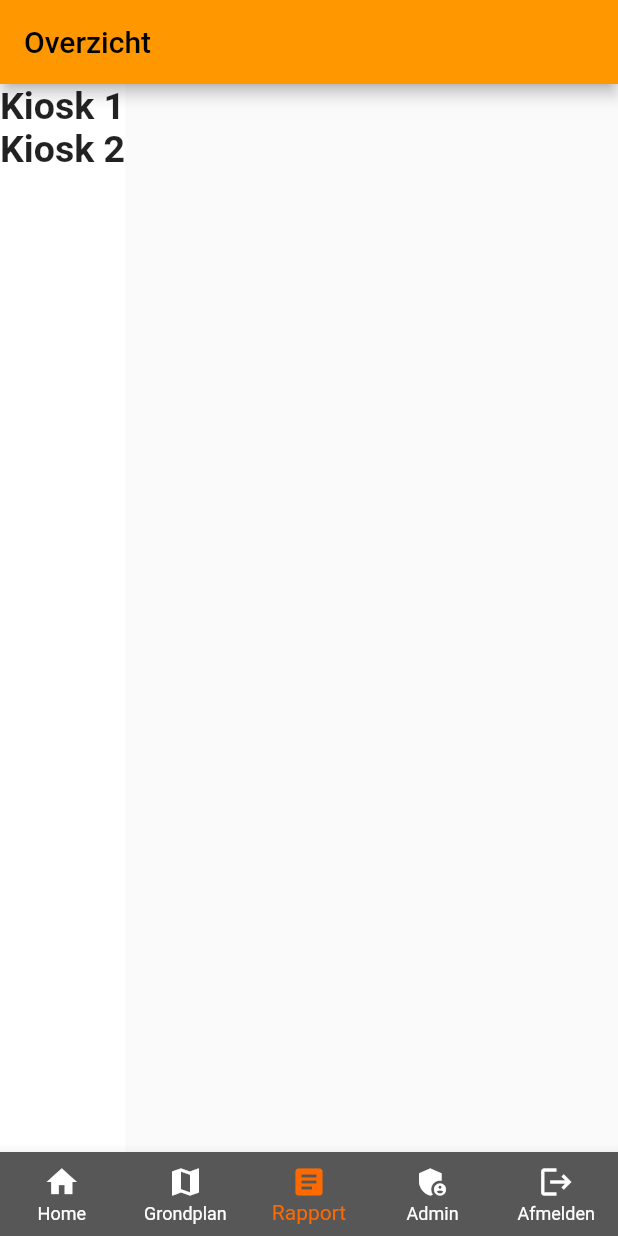
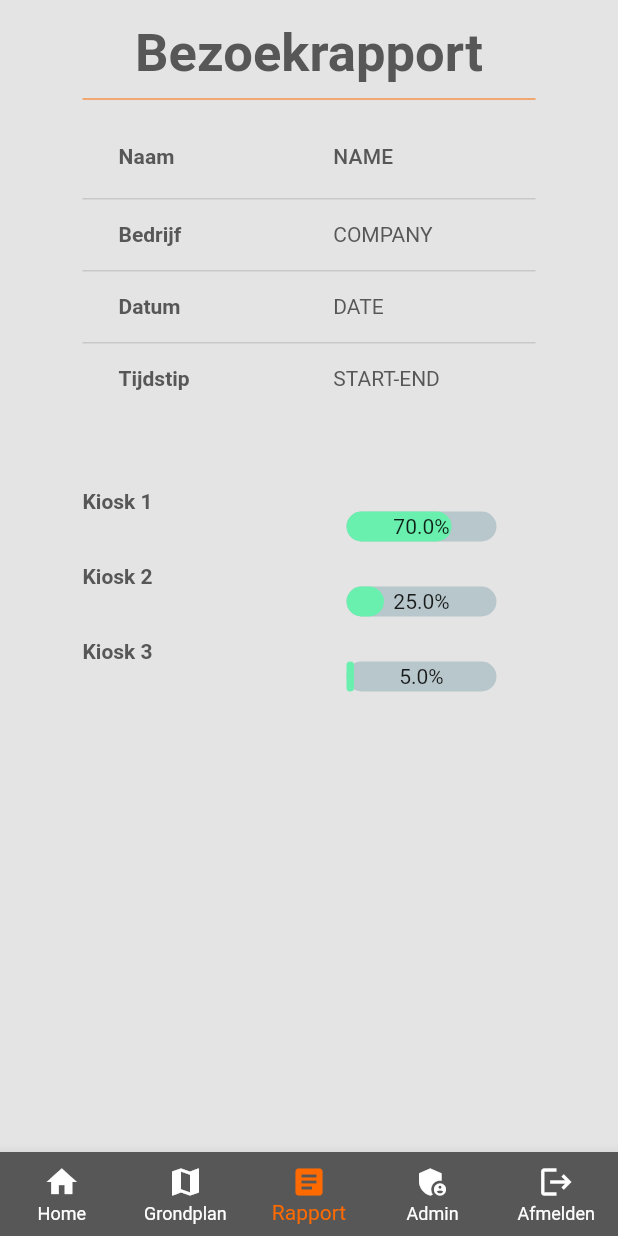
Before and after one commit to RubenBoone/Qiosk-MobileApp, a Flutter app: the screen it shows after launch, item 3 of the bottom bar chosen, on a phone screen of 412 x 824 dp. Run offline on Flutter 3.47's test engine with Material 2 defaults, Android fonts, the phone set to English and light mode, and no system bars; drawn by our look-alikes of percent_indicator.

Commit message:
summary page + overflow fix

```diff
--- a/lib/pages/summary.dart
+++ b/lib/pages/summary.dart
@@ -1,3 +1,6 @@
+import 'package:Qiosk/widgets/datatable.dart';
+import 'package:Qiosk/widgets/table.dart';
+import 'package:flutter/cupertino.dart';
 import 'package:flutter/material.dart';
 
 //This page show a summary of the vistor's behaviour
@@ -12,20 +15,28 @@ class _SummaryPageState extends State<SummaryPage> {
   @override
   Widget build(BuildContext context) {
     return Scaffold(
-        appBar: AppBar(
-          title: const Text("Overzicht"),
-        ),
+        backgroundColor: const Color(0xFFE4E4E4),
         body: Container(
-            color: Colors.white,
-            child: Column(
+            padding: const EdgeInsets.all(5.0),
+            margin:
+                const EdgeInsets.symmetric(vertical: 10.0, horizontal: 50.0),
+            child: ListView(
               children: const [
-                Text("Kiosk 1",
-                    style:
-                        TextStyle(fontSize: 25, fontWeight: FontWeight.bold)),
-                Text(
-                  "Kiosk 2",
-                  style: TextStyle(fontSize: 25, fontWeight: FontWeight.bold),
-                )
+                Center(
+                    child: Text("Bezoekrapport",
+                        style: TextStyle(
+                            fontSize: 35,
+                            fontWeight: FontWeight.bold,
+                            color: Color(0xFF575757)))),
+                SizedBox(
+                    height: 20,
+                    width: 300,
+                    child: Divider(color: Color(0XFFFF6A00))),
+                MyDataTable(),
+                SizedBox(
+                  height: 50,
+                ),
+                MyTable()
               ],
             )));
   }
--- /dev/null
+++ b/lib/widgets/datatable.dart
@@ -0,0 +1,49 @@
+import 'package:flutter/cupertino.dart';
+import 'package:flutter/material.dart';
+
+class MyDataTable extends StatelessWidget {
+  const MyDataTable({Key? key}) : super(key: key);
+
+  @override
+  Widget build(BuildContext context) {
+    return DataTable(
+      columns: const <DataColumn>[
+        DataColumn(
+          label: Text(
+            'Naam',
+            style: TextStyle(
+                color: Color(0xFF575757), fontWeight: FontWeight.bold),
+          ),
+        ),
+        DataColumn(
+          label: Text(
+            'NAME',
+            style: TextStyle(
+                color: Color(0xFF575757)),
+          ),
+        ),
+      ],
+      rows: const <DataRow>[
+        DataRow(
+          cells: <DataCell>[
+            DataCell(Text('Bedrijf', style: TextStyle(color: Color(0xFF575757), fontWeight: FontWeight.bold))),
+            DataCell(
+                Text('COMPANY', style: TextStyle(color: Color(0xFF575757)))),
+          ],
+        ),
+        DataRow(
+          cells: <DataCell>[
+            DataCell(Text('Datum', style: TextStyle(color: Color(0xFF575757), fontWeight: FontWeight.bold))),
+            DataCell(Text('DATE', style: TextStyle(color: Color(0xFF575757)))),
+          ],
+        ),
+        DataRow(
+          cells: <DataCell>[
+            DataCell(Text('Tijdstip', style: TextStyle(color: Color(0xFF575757), fontWeight: FontWeight.bold))),
+            DataCell(Text('START-END', style: TextStyle(color: Color(0xFF575757)))),
+          ],
+        ),
+      ],
+    );
+  }
+}
--- a/lib/widgets/navigation.dart
+++ b/lib/widgets/navigation.dart
@@ -1,4 +1,6 @@
+import 'package:Qiosk/pages/admin.dart';
 import 'package:Qiosk/pages/home.dart';
+import 'package:Qiosk/pages/login.dart';
 import 'package:Qiosk/pages/map.dart';
 import 'package:Qiosk/pages/summary.dart';
 import 'package:flutter/material.dart';
@@ -17,7 +19,9 @@ class _BottomNavigationTemplateState extends State<BottomNavigationTemplate> {
   static const List<Widget> _widgetOptions = <Widget>[
     HomePage(),
     MapPage(),
-    SummaryPage()
+    SummaryPage(),
+    AdminPage(),
+    LoginPage()
   ];
 
   void _onItemTapped(int index) {
--- /dev/null
+++ b/lib/widgets/table.dart
@@ -0,0 +1,71 @@
+import 'package:flutter/cupertino.dart';
+import 'package:flutter/material.dart';
+import 'package:flutter/painting.dart';
+import 'package:percent_indicator/percent_indicator.dart';
+
+class MyTable extends StatelessWidget {
+  const MyTable({Key? key}) : super(key: key);
+
+  @override
+  Widget build(BuildContext context) {
+    return Table(children: [
+      TableRow(children: [
+        const Text("Kiosk 1",
+            style: TextStyle(
+                color: Color(0xFF575757), fontWeight: FontWeight.bold)),
+        Padding(
+          padding: const EdgeInsets.all(15.0),
+          child: LinearPercentIndicator(
+            //width = MediaQuery.of(context).size.width - 300
+            width: 120,
+            animation: true,
+            lineHeight: 20.0,
+            animationDuration: 2000,
+            percent: 0.7,
+            center: Text("70.0%"),
+            linearStrokeCap: LinearStrokeCap.roundAll,
+            progressColor: Colors.greenAccent,
+          ),
+        )
+      ]),
+      TableRow(children: [
+        const Text("Kiosk 2",
+            style: TextStyle(
+                color: Color(0xFF575757), fontWeight: FontWeight.bold)),
+        Padding(
+          padding: const EdgeInsets.all(15.0),
+          child: LinearPercentIndicator(
+            //width = MediaQuery.of(context).size.width - 300
+            width: 120,
+            animation: true,
+            lineHeight: 20.0,
+            animationDuration: 2000,
+            percent: 0.25,
+            center: Text("25.0%"),
+            linearStrokeCap: LinearStrokeCap.roundAll,
+            progressColor: Colors.greenAccent,
+          ),
+        )
+      ]),
+      TableRow(children: [
+        const Text("Kiosk 3",
+            style: TextStyle(
+                color: Color(0xFF575757), fontWeight: FontWeight.bold)),
+        Padding(
+          padding: const EdgeInsets.all(15.0),
+          child: LinearPercentIndicator(
+            //width = MediaQuery.of(context).size.width - 300
+            width: 120,
+            animation: true,
+            lineHeight: 20.0,
+            animationDuration: 2000,
+            percent: 0.05,
+            center: Text("5.0%"),
+            linearStrokeCap: LinearStrokeCap.roundAll,
+            progressColor: Colors.greenAccent,
+          ),
+        )
+      ])
+    ]);
+  }
+}
```
Also changed, not shown: lib/pages/admin.dart (added, +20 -0 lines), lib/pages/login.dart (+18 -8 lines), lib/pages/map.dart (+21 -30 lines).
